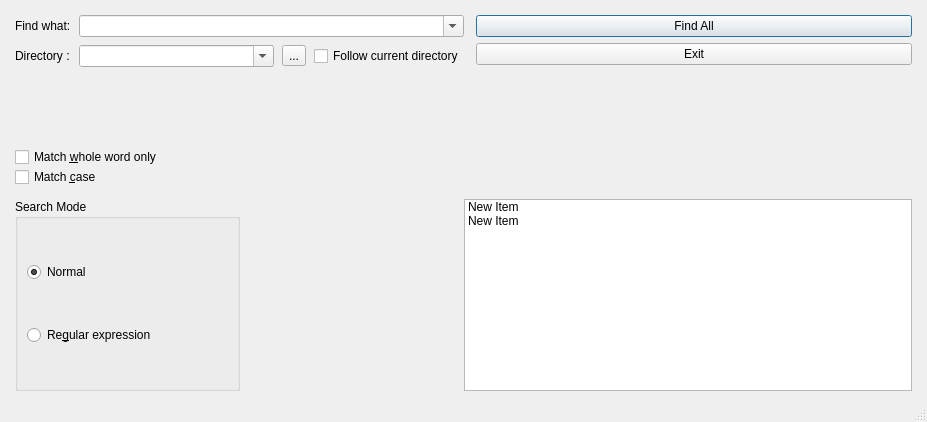
Above: mainwindow.ui from FaresSalem/Find-in-Files before the change. Below: the same form after it.
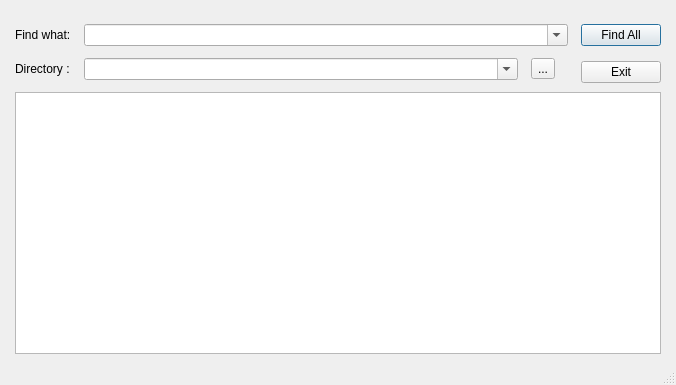
That is the form after the change.

```diff
--- a/mainwindow.ui
+++ b/mainwindow.ui
@@ -6,8 +6,8 @@
    <rect>
     <x>0</x>
     <y>0</y>
-    <width>927</width>
-    <height>422</height>
+    <width>676</width>
+    <height>385</height>
    </rect>
   </property>
   <property name="windowTitle">
@@ -26,87 +26,11 @@
       <property name="spacing">
        <number>0</number>
       </property>
-      <item row="3" column="0">
-       <layout class="QHBoxLayout" name="horizontalLayout_5">
-        <item>
-         <widget class="QGroupBox" name="searchMode_3">
-          <property name="sizePolicy">
-           <sizepolicy hsizetype="MinimumExpanding" vsizetype="Preferred">
-            <horstretch>0</horstretch>
-            <verstretch>0</verstretch>
-           </sizepolicy>
-          </property>
-          <property name="minimumSize">
-           <size>
-            <width>0</width>
-            <height>0</height>
-           </size>
-          </property>
-          <property name="title">
-           <string>Search Mode</string>
-          </property>
-          <layout class="QVBoxLayout" name="verticalLayout_7">
-           <property name="spacing">
-            <number>4</number>
-           </property>
-           <property name="topMargin">
-            <number>4</number>
-           </property>
-           <property name="bottomMargin">
-            <number>4</number>
-           </property>
-           <item>
-            <widget class="QRadioButton" name="radioNormalSearch_3">
-             <property name="enabled">
-              <bool>true</bool>
-             </property>
-             <property name="sizePolicy">
-              <sizepolicy hsizetype="MinimumExpanding" vsizetype="Fixed">
-               <horstretch>0</horstretch>
-               <verstretch>0</verstretch>
-              </sizepolicy>
-             </property>
-             <property name="text">
-              <string>Normal</string>
-             </property>
-             <property name="checked">
-              <bool>true</bool>
-             </property>
-            </widget>
-           </item>
-           <item>
-            <widget class="QRadioButton" name="radioRegexSearch_3">
-             <property name="sizePolicy">
-              <sizepolicy hsizetype="Minimum" vsizetype="Fixed">
-               <horstretch>0</horstretch>
-               <verstretch>0</verstretch>
-              </sizepolicy>
-             </property>
-             <property name="text">
-              <string>Re&amp;gular expression</string>
-             </property>
-            </widget>
-           </item>
-          </layout>
-         </widget>
-        </item>
-        <item>
-         <spacer name="horizontalSpacer_2">
-          <property name="orientation">
-           <enum>Qt::Horizontal</enum>
-          </property>
-          <property name="sizeHint" stdset="0">
-           <size>
-            <width>40</width>
-            <height>20</height>
-           </size>
-          </property>
-         </spacer>
-        </item>
-       </layout>
+      <item row="3" column="0" colspan="2">
+       <widget class="QListWidget" name="listWidget"/>
       </item>
       <item row="2" column="0">
-       <layout class="QVBoxLayout" name="verticalLayout_10" stretch="0,0,0,0">
+       <layout class="QVBoxLayout" name="verticalLayout_1" stretch="0">
         <property name="leftMargin">
          <number>0</number>
         </property>
@@ -120,12 +44,30 @@
          <number>12</number>
         </property>
         <item>
-         <layout class="QGridLayout" name="gridLayout_4">
-          <property name="spacing">
-           <number>8</number>
+         <layout class="QGridLayout" name="gridLayout_1_1">
+          <property name="sizeConstraint">
+           <enum>QLayout::SetDefaultConstraint</enum>
           </property>
-          <item row="1" column="1">
-           <widget class="QComboBox" name="comboReplace_2">
+          <property name="leftMargin">
+           <number>0</number>
+          </property>
+          <property name="topMargin">
+           <number>9</number>
+          </property>
+          <property name="rightMargin">
+           <number>1</number>
+          </property>
+          <property name="bottomMargin">
+           <number>0</number>
+          </property>
+          <property name="horizontalSpacing">
+           <number>13</number>
+          </property>
+          <property name="verticalSpacing">
+           <number>12</number>
+          </property>
+          <item row="2" column="1">
+           <widget class="QComboBox" name="comboBox_Directory">
             <property name="sizePolicy">
              <sizepolicy hsizetype="MinimumExpanding" vsizetype="Fixed">
               <horstretch>0</horstretch>
@@ -143,41 +85,8 @@
             </property>
            </widget>
           </item>
-          <item row="0" column="1" colspan="3">
-           <widget class="QComboBox" name="comboFind_4">
-            <property name="sizePolicy">
-             <sizepolicy hsizetype="MinimumExpanding" vsizetype="Fixed">
-              <horstretch>0</horstretch>
-              <verstretch>0</verstretch>
-             </sizepolicy>
-            </property>
-            <property name="editable">
-             <bool>true</bool>
-            </property>
-            <property name="maxCount">
-             <number>10</number>
-            </property>
-            <property name="insertPolicy">
-             <enum>QComboBox::NoInsert</enum>
-            </property>
-           </widget>
-          </item>
-          <item row="1" column="2">
-           <widget class="QToolButton" name="toolButton">
-            <property name="text">
-             <string>...</string>
-            </property>
-           </widget>
-          </item>
-          <item row="1" column="3">
-           <widget class="QCheckBox" name="checkBox">
-            <property name="text">
-             <string>Follow current directory</string>
-            </property>
-           </widget>
-          </item>
-          <item row="1" column="0">
-           <widget class="QLabel" name="labelReplaceWith_2">
+          <item row="2" column="0">
+           <widget class="QLabel" name="label_Directory">
             <property name="enabled">
              <bool>true</bool>
             </property>
@@ -186,6 +95,25 @@
             </property>
            </widget>
           </item>
+          <item row="0" column="1" colspan="3">
+           <widget class="QComboBox" name="comboBox_FindWhat">
+            <property name="sizePolicy">
+             <sizepolicy hsizetype="MinimumExpanding" vsizetype="Fixed">
+              <horstretch>0</horstretch>
+              <verstretch>0</verstretch>
+             </sizepolicy>
+            </property>
+            <property name="editable">
+             <bool>true</bool>
+            </property>
+            <property name="maxCount">
+             <number>10</number>
+            </property>
+            <property name="insertPolicy">
+             <enum>QComboBox::NoInsert</enum>
+            </property>
+           </widget>
+          </item>
           <item row="0" column="0">
            <widget class="QLabel" name="label_4">
             <property name="text">
@@ -196,51 +124,17 @@
             </property>
            </widget>
           </item>
+          <item row="2" column="2">
+           <widget class="QToolButton" name="popDirButton">
+            <property name="text">
+             <string>...</string>
+            </property>
+           </widget>
+          </item>
          </layout>
         </item>
-        <item>
-         <spacer name="verticalSpacer_4">
-          <property name="orientation">
-           <enum>Qt::Vertical</enum>
-          </property>
-          <property name="sizeHint" stdset="0">
-           <size>
-            <width>17</width>
-            <height>13</height>
-           </size>
-          </property>
-         </spacer>
-        </item>
-        <item>
-         <widget class="QCheckBox" name="checkBoxMatchWholeWord_3">
-          <property name="text">
-           <string>Match &amp;whole word only</string>
-          </property>
-         </widget>
-        </item>
-        <item>
-         <widget class="QCheckBox" name="checkBoxMatchCase_3">
-          <property name="text">
-           <string>Match &amp;case</string>
-          </property>
-         </widget>
-        </item>
        </layout>
       </item>
-      <item row="3" column="1">
-       <widget class="QListWidget" name="listWidget">
-        <item>
-         <property name="text">
-          <string>New Item</string>
-         </property>
-        </item>
-        <item>
-         <property name="text">
-          <string>New Item</string>
-         </property>
-        </item>
-       </widget>
-      </item>
       <item row="2" column="1">
        <layout class="QVBoxLayout" name="verticalLayout_9">
         <property name="spacing">
@@ -275,19 +169,6 @@
           </property>
          </widget>
         </item>
-        <item>
-         <spacer name="verticalSpacer_3">
-          <property name="orientation">
-           <enum>Qt::Vertical</enum>
-          </property>
-          <property name="sizeHint" stdset="0">
-           <size>
-            <width>20</width>
-            <height>40</height>
-           </size>
-          </property>
-         </spacer>
-        </item>
        </layout>
       </item>
      </layout>
```
Left out of the diff: 12 changed lines with no effect on the pictures.
